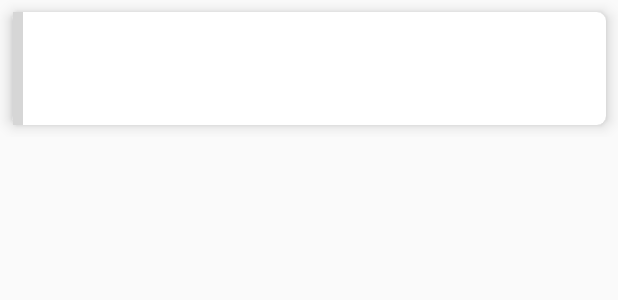
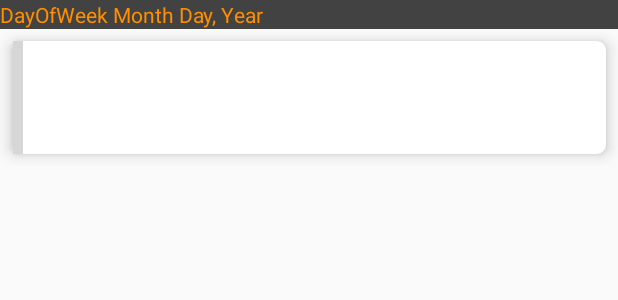
Before and after one commit to ForsakenHeroStudios/LCNow, an Android app: the layout event_item_row.xml on its own in the app's theme, with its tools: preview values and no code run, on a phone screen of 412 x 824 dp. Shown: the top 300 px of the screen. Run offline under Robolectric (Android 15) with nearby library versions, the phone set to English and light mode, and no system bars; grey boxes are pictures that could not be loaded.

Commit message:
Display all events on main view. Separate events by day.

```diff
--- a/app/src/main/java/com/example/stephen/todaylc/SplashActivity.java
+++ b/app/src/main/java/com/example/stephen/todaylc/SplashActivity.java
@@ -144,7 +144,7 @@ public class SplashActivity extends AppCompatActivity {
                         e.printStackTrace();
                     }
 
-                    Event tempEvent = new Event(title, description, time, img, loc, group,monthDay,startEnd,tags);
+                    Event tempEvent = new Event(title, description, time, img, loc, group,monthDay,startEnd,tags,false);
 
                     Log.d("event", tempEvent.toString());
                     result.add(tempEvent);
--- a/app/src/main/res/layout/event_item_row.xml
+++ b/app/src/main/res/layout/event_item_row.xml
@@ -7,6 +7,15 @@
     xmlns:app="http://schemas.android.com/apk/res-auto"
     android:orientation="vertical"
     android:padding="0dp">
+
+    <TextView
+        android:id="@+id/dividerTextView"
+        android:layout_width="match_parent"
+        android:layout_height="wrap_content"
+        android:background="@color/cardview_dark_background"
+        android:text="DayOfWeek Month Day, Year"
+        android:textColor="@color/colorPrimary"
+        android:visibility="visible" />
 
     <android.support.v7.widget.CardView
         android:layout_width="match_parent"
```
Also changed, not shown: app/src/main/java/com/example/stephen/todaylc/Event.java (+11 -1 lines), app/src/main/java/com/example/stephen/todaylc/EventHolder.java (+15 -1 lines), app/src/main/java/com/example/stephen/todaylc/MainActivity.java (+11 -4 lines).
